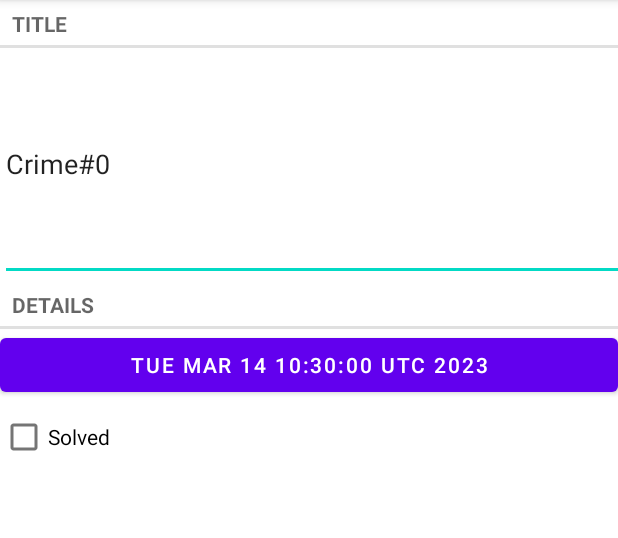
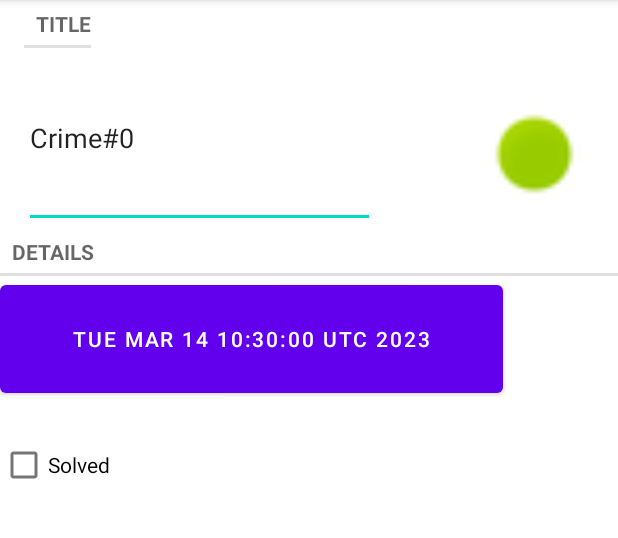
Before and after one commit to dakota-bruffett/crimanl_intent2, an Android app: the screen it shows after launch (MainActivity), on a phone screen of 412 x 824 dp, the part 84-622 px from its top. Run offline under Robolectric (Android 15) with nearby library versions, the phone set to English and light mode, and no system bars; 2 statements that could not run were skipped.

Commit message:
Hello Message

```diff
--- a/app/src/main/java/com/example/crimanlintent/CrimeListFragment.kt
+++ b/app/src/main/java/com/example/crimanlintent/CrimeListFragment.kt
@@ -5,6 +5,7 @@ import android.util.Log
 import android.view.LayoutInflater
 import android.view.View
 import android.view.ViewGroup
+import android.widget.ImageView
 import android.widget.TextView
 import android.widget.Toast
 import androidx.fragment.app.Fragment
@@ -18,6 +19,7 @@ private const val TAG = "CrimeListFragment"
 class CrimeListFragment: Fragment() {
     private lateinit var CrimeRecylerView: RecyclerView
     private var adaptor: CrimeAdaptor? = null
+    private var solvedImageView : ImageView = itemView.findViewbyId(R.id.imageView)
     private val CrimeViewModel: CrimeListViewModel by lazy {
         ViewModelProviders.of(this).get(CrimeListViewModel::class.java)
     }
@@ -71,6 +73,11 @@ class CrimeListFragment: Fragment() {
             this.crime = crime
             titleTextView.text = this.crime.title
             dateTextView.text = this.crime.date.toString()
+            solvedImageView.visibility = if(crime.isSolved){
+                View.VISIBLE
+            }else{
+                View.GONE
+            }
         }
 
         override fun onClick(v: View) {
--- a/app/src/main/res/layout/activity_crimes.xml
+++ b/app/src/main/res/layout/activity_crimes.xml
@@ -1,43 +1,79 @@
 <?xml version="1.0" encoding="utf-8"?>
-<LinearLayout xmlns:android="http://schemas.android.com/apk/res/android"
+<androidx.constraintlayout.widget.ConstraintLayout xmlns:android="http://schemas.android.com/apk/res/android"
     xmlns:app="http://schemas.android.com/apk/res-auto"
     xmlns:tools="http://schemas.android.com/tools"
+    android:id="@+id/linearLayout"
     android:layout_width="match_parent"
-    android:orientation="vertical"
     android:layout_height="match_parent"
-    tools:context=".Crimes">
+    tools:context="Crime">
 
 
     <TextView
         android:id="@+id/Title"
         style="?android:listSeparatorTextViewStyle"
-        android:layout_width="match_parent"
+        android:layout_width="wrap_content"
         android:layout_height="wrap_content"
-        android:text="@string/crime_title_label" />
+        android:text="@string/crime_title_label"
+        app:layout_constraintBottom_toTopOf="@+id/CrimeTitle"
+        app:layout_constraintEnd_toEndOf="parent"
+        app:layout_constraintHorizontal_bias="0.043"
+        app:layout_constraintStart_toStartOf="parent"
+        app:layout_constraintTop_toTopOf="parent" />
 
     <EditText
         android:id="@+id/CrimeTitle"
-        android:layout_width="426dp"
-        android:layout_height="155dp"
+        android:layout_width="234dp"
+        android:layout_height="120dp"
         android:ems="10"
         android:inputType="textPersonName"
-        android:text="@string/crime_title_hint" />
+        android:text="@string/crime_title_hint"
+        app:layout_constraintBottom_toTopOf="@+id/textView"
+        app:layout_constraintStart_toStartOf="@+id/Title"
+        app:layout_constraintTop_toBottomOf="@+id/Title" />
 
     <TextView
+        android:id="@+id/textView"
         style="?android:listSeparatorTextViewStyle"
-        android:layout_width="match_parent"
+        android:layout_width="0dp"
         android:layout_height="wrap_content"
-        android:text="@string/crime_details_label" />
+        android:text="@string/crime_details_label"
+        app:layout_constraintBottom_toTopOf="@+id/crimeDate"
+        app:layout_constraintEnd_toEndOf="parent"
+        app:layout_constraintStart_toStartOf="parent"
+        app:layout_constraintTop_toBottomOf="@+id/CrimeTitle" />
 
     <Button
         android:id="@+id/crimeDate"
-        android:layout_width="match_parent"
-        android:layout_height="wrap_content"
+        android:layout_width="335dp"
+        android:layout_height="0dp"
+        app:layout_constraintBottom_toTopOf="@+id/checkBox"
+        app:layout_constraintEnd_toEndOf="parent"
+        app:layout_constraintHorizontal_bias="0.0"
+        app:layout_constraintStart_toStartOf="parent"
+        app:layout_constraintTop_toBottomOf="@+id/textView"
         tools:text="Wed Nov 14 11:56 EST 2018" />
 
     <CheckBox
         android:id="@+id/checkBox"
-        android:layout_width="match_parent"
-        android:layout_height="wrap_content"
-        android:text="@string/crime_solved_label" />
-</LinearLayout>
+        android:layout_width="328dp"
+        android:layout_height="0dp"
+        android:layout_marginBottom="416dp"
+        android:text="@string/crime_solved_label"
+        app:layout_constraintBottom_toBottomOf="parent"
+        app:layout_constraintEnd_toEndOf="parent"
+        app:layout_constraintHorizontal_bias="0.0"
+        app:layout_constraintStart_toStartOf="parent"
+        app:layout_constraintTop_toBottomOf="@+id/crimeDate" />
+
+    <ImageView
+        android:id="@+id/imageView"
+        android:layout_width="79dp"
+        android:layout_height="68dp"
+        android:layout_marginEnd="16dp"
+        android:layout_marginBottom="8dp"
+        android:src="@android:drawable/presence_online"
+        app:layout_constraintBottom_toBottomOf="parent"
+        app:layout_constraintEnd_toEndOf="parent"
+        app:layout_constraintTop_toTopOf="parent"
+        app:layout_constraintVertical_bias="0.099" />
+</androidx.constraintlayout.widget.ConstraintLayout>
```
